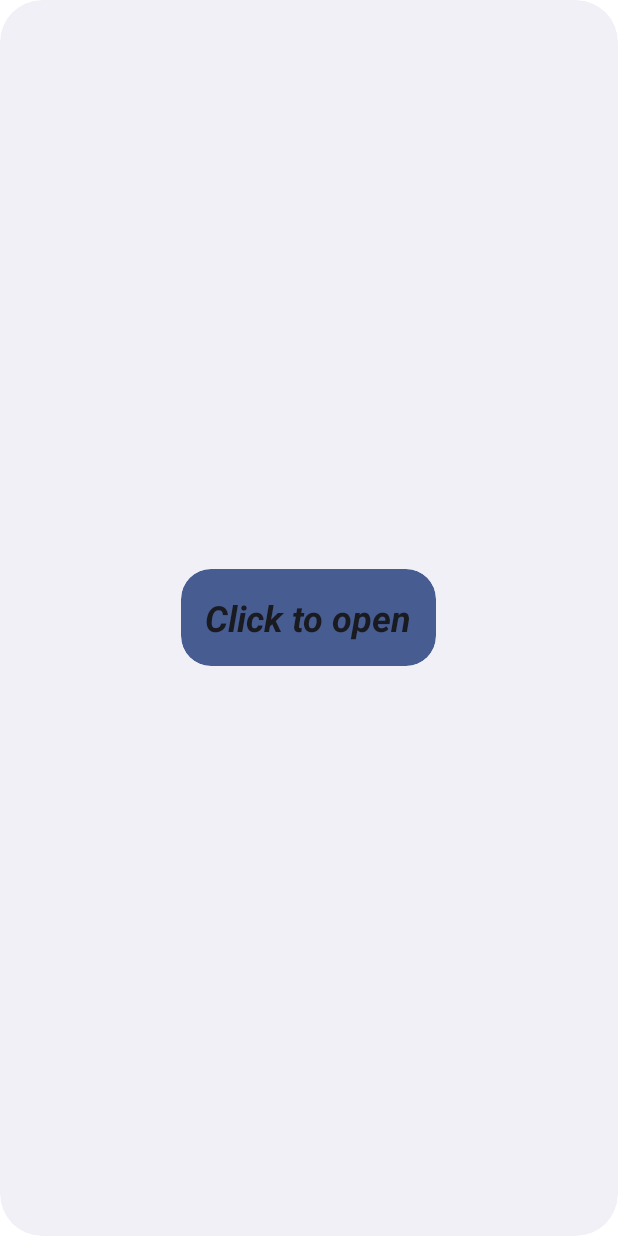
After one commit to wannesvanderlinden/androidProjcectCollectly, an Android app: the layout collection_list_widget.xml on its own in the app's theme, with its tools: preview values and no code run, on a phone screen of 412 x 824 dp. The commit adds this screen. Run offline under Robolectric (Android 15) with nearby library versions, the phone set to English and light mode, and no system bars.

Commit message:
feat: added widget to open the app

```diff
--- /dev/null
+++ b/app/src/main/res/drawable-v21/app_widget_background.xml
@@ -0,0 +1,10 @@
+<?xml version="1.0" encoding="utf-8"?><!--
+Background for widgets to make the rounded corners based on the
+appWidgetRadius attribute value
+-->
+<shape xmlns:android="http://schemas.android.com/apk/res/android"
+    android:shape="rectangle">
+
+    <corners android:radius="?attr/appWidgetRadius" />
+    <solid android:color="?android:attr/colorBackground" />
+</shape>
--- /dev/null
+++ b/app/src/main/res/drawable-v21/app_widget_inner_view_background.xml
@@ -0,0 +1,10 @@
+<?xml version="1.0" encoding="utf-8"?><!--
+Background for views inside widgets to make the rounded corners based on the
+appWidgetInnerRadius attribute value
+-->
+<shape xmlns:android="http://schemas.android.com/apk/res/android"
+    android:shape="rectangle">
+
+    <corners android:radius="?attr/appWidgetInnerRadius" />
+    <solid android:color="?android:attr/colorAccent" />
+</shape>
--- /dev/null
+++ b/app/src/main/res/layout/collection_list_widget.xml
@@ -0,0 +1,22 @@
+<RelativeLayout xmlns:android="http://schemas.android.com/apk/res/android"
+    style="@style/Widget.AndroidProjcectCollectly.AppWidget.Container"
+    android:layout_width="match_parent"
+    android:layout_height="match_parent"
+    android:theme="@style/Theme.AndroidProjcectCollectly.AppWidgetContainer">
+
+    <TextView
+        android:id="@+id/appwidget_button"
+        style="@style/Widget.AndroidProjcectCollectly.AppWidget.InnerView"
+        android:layout_width="wrap_content"
+        android:layout_height="wrap_content"
+        android:layout_centerInParent="true"
+        android:layout_marginStart="8dp"
+        android:layout_marginTop="8dp"
+        android:layout_marginEnd="8dp"
+        android:layout_marginBottom="8dp"
+        android:contentDescription="@string/appwidget_text"
+        android:text="@string/appwidget_text"
+        android:textSize="24sp"
+        android:textStyle="bold|italic" />
+
+</RelativeLayout>
--- a/app/src/main/res/layout/fragment_games.xml
+++ b/app/src/main/res/layout/fragment_games.xml
@@ -4,10 +4,7 @@
     android:layout_width="match_parent"
     android:layout_height="match_parent"
     xmlns:tools="http://schemas.android.com/tools"
-    tools:context=".ui.game.GamesFragment"><![CDATA[>
-
-
-    ]]>
+    tools:context=".ui.game.GamesFragment">
 
     <androidx.recyclerview.widget.RecyclerView
         android:id="@+id/recyclerview"
--- /dev/null
+++ b/app/src/main/res/values-night-v31/themes.xml
@@ -0,0 +1,10 @@
+<?xml version="1.0" encoding="utf-8"?>
+<resources>
+    <!--
+    Having themes.xml for night-v31 because of the priority order of the resource qualifiers.
+    -->
+    <style name="Theme.AndroidProjcectCollectly.AppWidgetContainerParent" parent="@android:style/Theme.DeviceDefault.DayNight">
+        <item name="appWidgetRadius">@android:dimen/system_app_widget_background_radius</item>
+        <item name="appWidgetInnerRadius">@android:dimen/system_app_widget_inner_radius</item>
+    </style>
+</resources>
--- /dev/null
+++ b/app/src/main/res/values-v21/styles.xml
@@ -0,0 +1,14 @@
+<resources>
+
+    <style name="Widget.AndroidProjcectCollectly.AppWidget.Container" parent="android:Widget">
+        <item name="android:id">@android:id/background</item>
+        <item name="android:padding">?attr/appWidgetPadding</item>
+        <item name="android:background">@drawable/app_widget_background</item>
+    </style>
+
+    <style name="Widget.AndroidProjcectCollectly.AppWidget.InnerView" parent="android:Widget">
+        <item name="android:padding">?attr/appWidgetPadding</item>
+        <item name="android:background">@drawable/app_widget_inner_view_background</item>
+        <item name="android:textColor">?android:attr/textColorPrimary</item>
+    </style>
+</resources>
--- /dev/null
+++ b/app/src/main/res/values-v31/styles.xml
@@ -0,0 +1,16 @@
+<resources>
+
+    <style name="Widget.AndroidProjcectCollectly.AppWidget.Container" parent="android:Widget">
+        <item name="android:id">@android:id/background</item>
+        <item name="android:padding">?attr/appWidgetPadding</item>
+        <item name="android:background">@drawable/app_widget_background</item>
+        <item name="android:clipToOutline">true</item>
+    </style>
+
+    <style name="Widget.AndroidProjcectCollectly.AppWidget.InnerView" parent="android:Widget">
+        <item name="android:padding">?attr/appWidgetPadding</item>
+        <item name="android:background">@drawable/app_widget_inner_view_background</item>
+        <item name="android:textColor">?android:attr/textColorPrimary</item>
+        <item name="android:clipToOutline">true</item>
+    </style>
+</resources>
--- /dev/null
+++ b/app/src/main/res/values-v31/themes.xml
@@ -0,0 +1,11 @@
+<?xml version="1.0" encoding="utf-8"?>
+<resources>
+    <!--
+    Having themes.xml for v31 variant because @android:dimen/system_app_widget_background_radius
+     and @android:dimen/system_app_widget_internal_padding requires API level 31
+    -->
+    <style name="Theme.AndroidProjcectCollectly.AppWidgetContainerParent" parent="@android:style/Theme.DeviceDefault.DayNight">
+        <item name="appWidgetRadius">@android:dimen/system_app_widget_background_radius</item>
+        <item name="appWidgetInnerRadius">@android:dimen/system_app_widget_inner_radius</item>
+    </style>
+</resources>
--- a/app/src/main/res/values/colors.xml
+++ b/app/src/main/res/values/colors.xml
@@ -8,4 +8,8 @@
     <color name="black">#FF000000</color>
     <color name="white">#FFFFFFFF</color>
     <color name="buttonLabel">#FFFFFF</color>
+    <color name="light_blue_50">#FFE1F5FE</color>
+    <color name="light_blue_200">#FF81D4FA</color>
+    <color name="light_blue_600">#FF039BE5</color>
+    <color name="light_blue_900">#FF01579B</color>
 </resources>
--- a/app/src/main/res/values/dimens.xml
+++ b/app/src/main/res/values/dimens.xml
@@ -5,4 +5,10 @@
     <!-- Default screen margins, per the Android Design guidelines. -->
     <dimen name="activity_horizontal_margin">16dp</dimen>
     <dimen name="activity_vertical_margin">16dp</dimen>
+
+    <!--
+Refer to App Widget Documentation for margin information
+http://developer.android.com/guide/topics/appwidgets/index.html#CreatingLayout
+    -->
+    <dimen name="widget_margin">0dp</dimen>
 </resources>
--- a/app/src/main/res/values/strings.xml
+++ b/app/src/main/res/values/strings.xml
@@ -31,5 +31,8 @@
     <string name="GameConsole_delete_message">GameConsoles are deleted and their games</string>
     <string name="GameConsole_field_blank">You cannot leave the gameConsole field empty</string>
     <string name="Succes_message_delete">Successfull deleted</string>
+    <string name="appwidget_text">Click to open</string>
+    <string name="add_widget">Add widget</string>
+    <string name="app_widget_description">This is to open the app</string>
 
 </resources>
--- a/app/src/main/res/values/styles.xml
+++ b/app/src/main/res/values/styles.xml
@@ -25,4 +25,14 @@
 
 
     </style>
+
+    <style name="Widget.AndroidProjcectCollectly.AppWidget.Container" parent="android:Widget">
+        <item name="android:id">@android:id/background</item>
+        <item name="android:background">?android:attr/colorBackground</item>
+    </style>
+
+    <style name="Widget.AndroidProjcectCollectly.AppWidget.InnerView" parent="android:Widget">
+        <item name="android:background">?android:attr/colorBackground</item>
+        <item name="android:textColor">?android:attr/textColorPrimary</item>
+    </style>
 </resources>
--- a/app/src/main/res/values/themes.xml
+++ b/app/src/main/res/values/themes.xml
@@ -13,4 +13,19 @@
         <item name="android:statusBarColor">?attr/colorPrimaryVariant</item>
         <!-- Customize your theme here. -->
     </style>
+
+    <style name="Theme.AndroidProjcectCollectly.AppWidgetContainerParent" parent="@android:style/Theme.DeviceDefault">
+        <!-- Radius of the outer bound of widgets to make the rounded corners -->
+        <item name="appWidgetRadius">16dp</item>
+        <!--
+        Radius of the inner view's bound of widgets to make the rounded corners.
+        It needs to be 8dp or less than the value of appWidgetRadius
+        -->
+        <item name="appWidgetInnerRadius">8dp</item>
+    </style>
+
+    <style name="Theme.AndroidProjcectCollectly.AppWidgetContainer" parent="Theme.AndroidProjcectCollectly.AppWidgetContainerParent">
+        <!-- Apply padding to avoid the content of the widget colliding with the rounded corners -->
+        <item name="appWidgetPadding">16dp</item>
+    </style>
 </resources>
```
Also changed, not shown: app/src/main/AndroidManifest.xml (+13 -2 lines), app/src/main/java/com/example/androidprojcectcollectly/CollectionListWidget.kt (added, +54 -0 lines), app/src/main/res/values/attrs.xml (added, +7 -0 lines), app/src/main/res/xml/collection_list_widget_info.xml (added, +14 -0 lines), app/src/main/res/drawable-nodpi/example_appwidget_preview.png (added), 1 other file.
